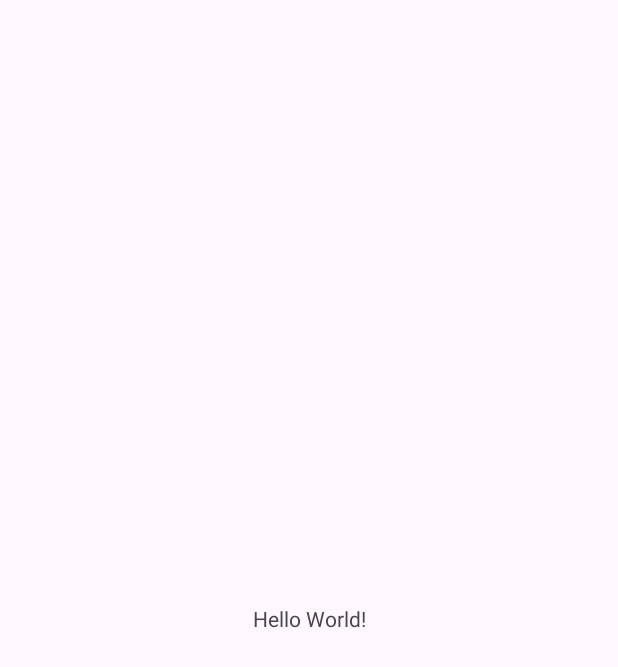
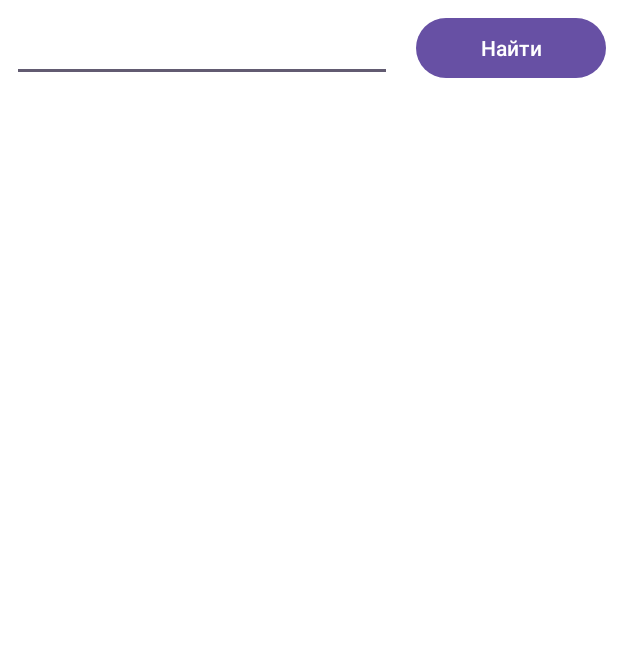
Before and after one commit to Dmitry-664/11_sprint_ApiKey, an Android app: the screen it shows after launch (MainActivity), on a phone screen of 412 x 824 dp. Before the commit the part shown is almost empty. Shown: the top 667 px of the screen. Run offline under Robolectric (Android 15) with nearby library versions, the phone set to English and light mode, and no system bars.

Commit message:
Тренировка с MoviesApi 11 спринт

```diff
--- a/app/build.gradle.kts
+++ b/app/build.gradle.kts
@@ -41,6 +41,10 @@ dependencies {
     implementation("androidx.appcompat:appcompat:1.6.1")
     implementation("com.google.android.material:material:1.9.0")
     implementation("androidx.constraintlayout:constraintlayout:2.1.4")
+    implementation ("com.squareup.retrofit2:retrofit:2.9.0")
+    implementation ("com.squareup.retrofit2:converter-gson:2.9.0")
+    implementation ("com.github.bumptech.glide:glide:4.14.2")
+    annotationProcessor ("com.github.bumptech.glide:compiler:4.14.2")
     testImplementation("junit:junit:4.13.2")
     androidTestImplementation("androidx.test.ext:junit:1.1.5")
     androidTestImplementation("androidx.test.espresso:espresso-core:3.5.1")
--- a/app/src/main/AndroidManifest.xml
+++ b/app/src/main/AndroidManifest.xml
@@ -1,6 +1,7 @@
 <?xml version="1.0" encoding="utf-8"?>
 <manifest xmlns:android="http://schemas.android.com/apk/res/android"
     xmlns:tools="http://schemas.android.com/tools">
+    <uses-permission android:name="android.permission.INTERNET"/>
 
     <application
         android:allowBackup="true"
--- /dev/null
+++ b/app/src/main/java/com/example/a11_sprint_apikey/IMDbApi.kt
@@ -0,0 +1,13 @@
+package com.example.a11_sprint_apikey
+
+import retrofit2.Call
+import retrofit2.http.GET
+import retrofit2.http.Path
+
+interface IMDbApi {
+    @GET("/en/API/SearchMovie/{apiKey}/{expression}")
+    fun searchMovies(
+        @Path("apiKey") apiKey: String,
+        @Path("expression") expression: String
+    ) : Call<MainActivity.SearchResponse>
+}
--- a/app/src/main/java/com/example/a11_sprint_apikey/MainActivity.kt
+++ b/app/src/main/java/com/example/a11_sprint_apikey/MainActivity.kt
@@ -2,10 +2,112 @@ package com.example.a11_sprint_apikey
 
 import androidx.appcompat.app.AppCompatActivity
 import android.os.Bundle
+import android.view.View
+import android.widget.Button
+import android.widget.EditText
+import android.widget.TextView
+import android.widget.Toast
+import androidx.recyclerview.widget.LinearLayoutManager
+import androidx.recyclerview.widget.RecyclerView
+import retrofit2.Call
+import retrofit2.Callback
+import retrofit2.Response
+import retrofit2.Retrofit
+import retrofit2.converter.gson.GsonConverterFactory
+import java.lang.Exception
 
 class MainActivity : AppCompatActivity() {
+    private val imdbBaseUrl = "https://imdb-api.com"
+    private val apiKey = "k_nh70jz70"
+    private val retrofit = Retrofit.Builder()
+        .baseUrl(imdbBaseUrl)
+        .addConverterFactory(GsonConverterFactory.create())
+        .build()
+    private val imdbServise = retrofit.create(IMDbApi::class.java)
+
+    private lateinit var searchButton: Button
+    private lateinit var queryInput: EditText
+    private lateinit var placeholderMessage: TextView
+    private lateinit var moviesList: RecyclerView
+
+    private val movies = ArrayList<Movie>()
+    private val adapter = SearchAdapter()
+
     override fun onCreate(savedInstanceState: Bundle?) {
         super.onCreate(savedInstanceState)
         setContentView(R.layout.activity_main)
+
+        searchButton = findViewById(R.id.searchButton)
+        queryInput = findViewById(R.id.queryInput)
+        moviesList = findViewById(R.id.locations)
+        placeholderMessage = findViewById(R.id.placeholderMessage)
+
+        adapter.movies = movies
+        moviesList.layoutManager = LinearLayoutManager(this, LinearLayoutManager.VERTICAL, false)
+        moviesList.adapter = adapter
+
+        searchButton.setOnClickListener {
+            if (queryInput.text.isNotEmpty()) {
+                imdbServise.searchMovies(apiKey, queryInput.text.toString()).enqueue(object :
+                    Callback<SearchResponse> {
+                    override fun onResponse(
+                        call: Call<SearchResponse>,
+                        response: Response<SearchResponse>
+                    ) {
+                        if (response.code() == 200) {
+                            movies.clear()
+                            if (response.body()?.result?.isNotEmpty() == true) {
+                                movies.addAll(response.body()?.result!!)
+                                adapter.notifyDataSetChanged()
+                            }
+                            if (movies.isEmpty()) {
+                                showMessage(getString(R.string.nothing_found), "")
+                            } else {
+                                showMessage("", "")
+                            }
+                        } else {
+                            showMessage(
+                                getString(R.string.something_went_wrong),
+                                response.code().toString()
+                            )
+                        }
+                    }
+
+                    override fun onFailure(call: Call<SearchResponse>, t: Throwable) {
+                        showMessage(getString(R.string.something_went_wrong), t.message.toString())
+                    }
+                })
+            }
+        }
+
     }
+
+    private fun showMessage(text: String, additionalMessage: String) {
+        if (text.isNotEmpty()) {
+            placeholderMessage.visibility = View.VISIBLE
+            movies.clear()
+            adapter.notifyDataSetChanged()
+            placeholderMessage.text = text
+            if (additionalMessage.isNotEmpty()) {
+                Toast.makeText(applicationContext, additionalMessage, Toast.LENGTH_LONG)
+                    .show()
+            }
+        } else {
+            placeholderMessage.visibility = View.GONE
+        }
+    }
+
+    data class SearchResponse(
+        val searchType: String,
+        val expression: String,
+        val result: List<Movie>
+    )
+
+    data class Movie(
+        val id: String,
+        val resultType: String,
+        val image: String,
+        val title: String,
+        val description: String
+    )
 }
--- /dev/null
+++ b/app/src/main/java/com/example/a11_sprint_apikey/SearchAdapter.kt
@@ -0,0 +1,16 @@
+package com.example.a11_sprint_apikey
+
+import android.view.ViewGroup
+import androidx.recyclerview.widget.RecyclerView
+
+class SearchAdapter() : RecyclerView.Adapter<SearchViewHolder>() {
+    var movies = ArrayList<MainActivity.Movie>()
+
+    override fun onCreateViewHolder(parent: ViewGroup, viewType: Int): SearchViewHolder = SearchViewHolder(parent)
+
+    override fun onBindViewHolder(holder: SearchViewHolder, position: Int) {
+        holder.bind(movies.get(position))
+    }
+
+    override fun getItemCount(): Int = movies.size
+}
--- a/app/src/main/res/layout/activity_main.xml
+++ b/app/src/main/res/layout/activity_main.xml
@@ -1,18 +1,52 @@
 <?xml version="1.0" encoding="utf-8"?>
-<androidx.constraintlayout.widget.ConstraintLayout xmlns:android="http://schemas.android.com/apk/res/android"
-    xmlns:app="http://schemas.android.com/apk/res-auto"
-    xmlns:tools="http://schemas.android.com/tools"
+<LinearLayout
+    xmlns:android="http://schemas.android.com/apk/res/android"
     android:layout_width="match_parent"
     android:layout_height="match_parent"
-    tools:context=".MainActivity">
+    android:orientation="vertical"
+    android:background="@color/white">
 
-    <TextView
-        android:layout_width="wrap_content"
+    <LinearLayout
+        android:layout_width="match_parent"
         android:layout_height="wrap_content"
-        android:text="Hello World!"
-        app:layout_constraintBottom_toBottomOf="parent"
-        app:layout_constraintEnd_toEndOf="parent"
-        app:layout_constraintStart_toStartOf="parent"
-        app:layout_constraintTop_toTopOf="parent" />
+        android:orientation="horizontal"
+        android:layout_margin="8dp">
 
-</androidx.constraintlayout.widget.ConstraintLayout>
+        <EditText
+            android:id="@+id/queryInput"
+            android:layout_width="0dp"
+            android:layout_height="wrap_content"
+            android:layout_weight="2"
+            android:layout_marginRight="16dp"
+            android:layout_gravity="center_vertical"
+            android:textColor="@color/black"/>
+
+        <Button
+            android:id="@+id/searchButton"
+            android:layout_width="0dp"
+            android:layout_height="wrap_content"
+            android:layout_weight="1"
+            android:layout_gravity="center_vertical"
+            android:text="@string/search"/>
+    </LinearLayout>
+
+    <FrameLayout
+        android:layout_width="match_parent"
+        android:layout_height="match_parent">
+
+        <androidx.recyclerview.widget.RecyclerView
+            android:id="@+id/locations"
+            android:layout_width="match_parent"
+            android:layout_height="match_parent"/>
+
+        <TextView
+            android:id="@+id/placeholderMessage"
+            android:layout_width="300dp"
+            android:layout_height="wrap_content"
+            android:layout_gravity="center"
+            android:textAlignment="center"
+            android:textSize="32sp"
+            android:textStyle="bold"
+            android:textColor="@color/black"/>
+    </FrameLayout>
+</LinearLayout>
--- a/app/src/main/res/values/strings.xml
+++ b/app/src/main/res/values/strings.xml
@@ -1,3 +1,6 @@
 <resources>
     <string name="app_name">11_sprint_ApiKey</string>
+    <string name="search">Найти</string>
+    <string name="something_went_wrong">Что то произошло</string>
+    <string name="nothing_found">Ничего не найдено</string>
 </resources>
```
Also changed, not shown: app/src/main/java/com/example/a11_sprint_apikey/SearchViewHolder.kt (added, +23 -0 lines), app/src/main/res/layout/i_movie.xml (added, +39 -0 lines).
